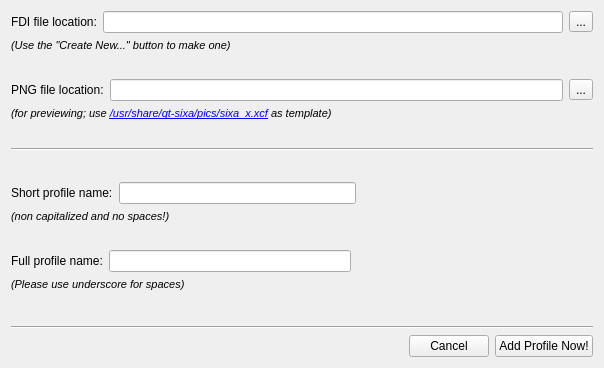
Above: gui/qtsixa_addprofile.ui from aaronp24/QtSixA before the change. Below: the same form after it.
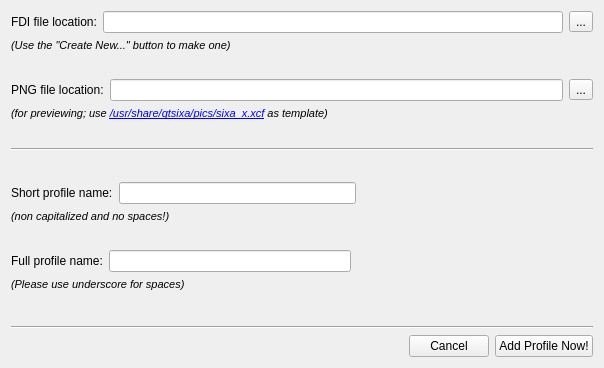
That is the form after the change. Icons and pictures are not drawn.

Patch:
```diff
--- a/gui/qtsixa_addprofile.ui
+++ b/gui/qtsixa_addprofile.ui
@@ -87,7 +87,7 @@
 &lt;html&gt;&lt;head&gt;&lt;meta name=&quot;qrichtext&quot; content=&quot;1&quot; /&gt;&lt;style type=&quot;text/css&quot;&gt;
 p, li { white-space: pre-wrap; }
 &lt;/style&gt;&lt;/head&gt;&lt;body style=&quot; font-family:'DejaVu Sans'; font-size:9pt; font-weight:400; font-style:normal;&quot;&gt;
-&lt;p style=&quot; margin-top:0px; margin-bottom:0px; margin-left:0px; margin-right:0px; -qt-block-indent:0; text-indent:0px;&quot;&gt;&lt;span style=&quot; font-size:8pt; font-style:italic;&quot;&gt;(for previewing; use &lt;/span&gt;&lt;a href=&quot;/usr/share/qt-sixa/pics/sixa_x.xcf&quot;&gt;&lt;span style=&quot; font-size:8pt; font-style:italic; text-decoration: underline; color:#0000ff;&quot;&gt;/usr/share/qt-sixa/pics/sixa_x.xcf&lt;/span&gt;&lt;/a&gt;&lt;span style=&quot; font-size:8pt; font-style:italic;&quot;&gt; as template)&lt;/span&gt;&lt;/p&gt;&lt;/body&gt;&lt;/html&gt;</string>
+&lt;p style=&quot; margin-top:0px; margin-bottom:0px; margin-left:0px; margin-right:0px; -qt-block-indent:0; text-indent:0px;&quot;&gt;&lt;span style=&quot; font-size:8pt; font-style:italic;&quot;&gt;(for previewing; use &lt;/span&gt;&lt;a href=&quot;/usr/share/qtsixa/pics/sixa_x.xcf&quot;&gt;&lt;span style=&quot; font-size:8pt; font-style:italic; text-decoration: underline; color:#0000ff;&quot;&gt;/usr/share/qtsixa/pics/sixa_x.xcf&lt;/span&gt;&lt;/a&gt;&lt;span style=&quot; font-size:8pt; font-style:italic;&quot;&gt; as template)&lt;/span&gt;&lt;/p&gt;&lt;/body&gt;&lt;/html&gt;</string>
      </property>
     </widget>
    </item>
```
